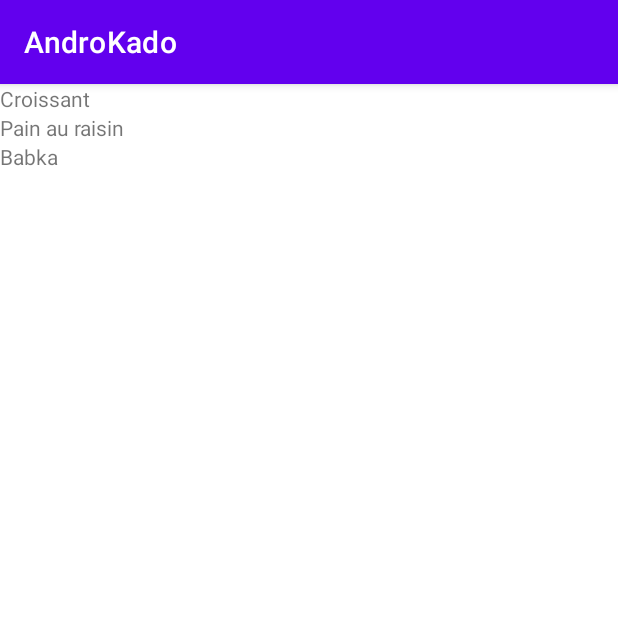
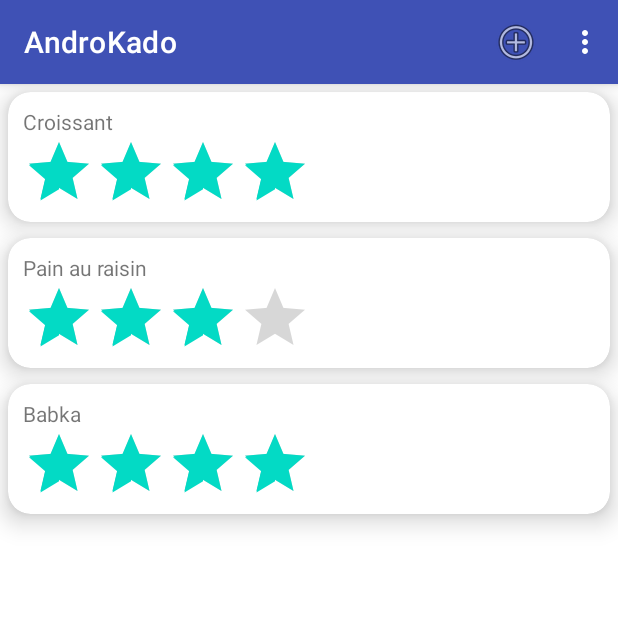
Before and after one commit to claireb772/AndroKado, an Android app: the screen it shows after launch (ListeArticlesActivity), on a phone screen of 412 x 824 dp, the top half of it. Run offline under Robolectric (Android 15) with nearby library versions, the phone set to English and light mode, and no system bars.

Commit message:
Module4_Ajout action bar
Module4_Ajout action bar

```diff
--- a/app/src/main/AndroidManifest.xml
+++ b/app/src/main/AndroidManifest.xml
@@ -25,7 +25,7 @@
         </activity>
         <activity
             android:name=".MainActivity"
-            android:exported="true">
+            android:exported="false">
 
         </activity>
     </application>
--- a/app/src/main/java/com/example/androkado/InfoUrlActivity.java
+++ b/app/src/main/java/com/example/androkado/InfoUrlActivity.java
@@ -17,6 +17,6 @@ public class InfoUrlActivity extends AppCompatActivity {
         Intent intent = getIntent();
         Article article = intent.getParcelableExtra("article");
         TextView tv_urlArticle = findViewById(R.id.tv_infoUrl_urlArticle);
-//        tv_urlArticle.setText(article.getUrl());
+        tv_urlArticle.setText(article.getUrl());
     }
 }
--- a/app/src/main/java/com/example/androkado/ListeArticlesActivity.java
+++ b/app/src/main/java/com/example/androkado/ListeArticlesActivity.java
@@ -6,12 +6,20 @@ import androidx.recyclerview.widget.RecyclerView;
 
 import android.os.Bundle;
 import android.util.Log;
+import android.view.Menu;
 
+import com.example.androkado.adapter.ArticleAdapter;
 import com.example.androkado.bo.Article;
 
 import java.util.ArrayList;
 
 public class ListeArticlesActivity extends AppCompatActivity {
+
+    @Override
+    public boolean onCreateOptionsMenu(Menu menu) {
+        getMenuInflater().inflate(R.menu.menu_main, menu);
+        return super.onCreateOptionsMenu(menu);
+    }
 
     @Override
     protected void onCreate(Bundle savedInstanceState) {
@@ -30,7 +38,7 @@ public class ListeArticlesActivity extends AppCompatActivity {
         articles.add(new Article("Babka",1.1f,"une brioche au chocolat",4,"AndroKado/croissant.com", false ));
 
 
-        MyAdapter adapter = new MyAdapter(articles, this );
+        ArticleAdapter adapter = new ArticleAdapter(articles, this );
         rv_articles.setAdapter(adapter);
 
     }
--- a/app/src/main/java/com/example/androkado/MyAdapter.java
+++ /dev/null
@@ -1,60 +0,0 @@
-package com.example.androkado;
-
-import android.content.Context;
-import android.view.LayoutInflater;
-import android.view.View;
-import android.view.ViewGroup;
-import android.widget.TextView;
-import android.widget.Toast;
-
-import androidx.recyclerview.widget.RecyclerView;
-
-import com.example.androkado.bo.Article;
-
-import java.util.ArrayList;
-
-
-public class MyAdapter extends RecyclerView.Adapter<MyAdapter.ViewHolder> {
-
-    private ArrayList<Article> myDataSet;
-    private Context activity;
-
-    public MyAdapter(ArrayList<Article> myDataSet, Context activity) {
-        this.myDataSet = myDataSet;
-        this.activity = activity;
-    }
-
-    @Override
-    public MyAdapter.ViewHolder onCreateViewHolder(ViewGroup parent, int viewType) {
-        View view = LayoutInflater.from(parent.getContext()).inflate(R.layout.ligne_articles, parent, false);
-        ViewHolder vh = new ViewHolder(view);
-        return vh;
-    }
-
-    @Override
-    public void onBindViewHolder(MyAdapter.ViewHolder holder, int position) {
-        String data = myDataSet.get(position).getNom();
-        holder.tv_nomArticle.setText(data);
-    }
-
-    @Override
-    public int getItemCount() {
-        return myDataSet.size();
-    }
-
-    public class ViewHolder extends RecyclerView.ViewHolder implements View.OnClickListener{
-        public TextView tv_nomArticle;
-
-        public ViewHolder(View itemView){
-            super(itemView);
-            tv_nomArticle = itemView.findViewById(R.id.tv_nom_article);
-            itemView.setOnClickListener(this);
-        }
-
-        @Override
-        public void onClick(View view) {
-            int position = getAdapterPosition();
-            Toast.makeText(activity, myDataSet.get(position).getNom(), Toast.LENGTH_SHORT).show();
-        }
-    }
-}
--- /dev/null
+++ b/app/src/main/java/com/example/androkado/adapter/ArticleAdapter.java
@@ -0,0 +1,70 @@
+package com.example.androkado.adapter;
+
+import android.content.Context;
+import android.content.Intent;
+import android.view.LayoutInflater;
+import android.view.View;
+import android.view.ViewGroup;
+import android.widget.RatingBar;
+import android.widget.TextView;
+
+import androidx.recyclerview.widget.RecyclerView;
+
+import com.example.androkado.MainActivity;
+import com.example.androkado.R;
+import com.example.androkado.bo.Article;
+
+import java.util.ArrayList;
+
+
+public class ArticleAdapter extends RecyclerView.Adapter<ArticleAdapter.ViewHolder> {
+
+    private ArrayList<Article> myDataSet;
+    private Context activity;
+
+    public ArticleAdapter(ArrayList<Article> myDataSet, Context activity) {
+        this.myDataSet = myDataSet;
+        this.activity = activity;
+    }
+
+    @Override
+    public ArticleAdapter.ViewHolder onCreateViewHolder(ViewGroup parent, int viewType) {
+        View view = LayoutInflater.from(parent.getContext()).inflate(R.layout.cardview_lignes, parent, false);
+        ViewHolder vh = new ViewHolder(view);
+        return vh;
+    }
+
+    @Override
+    public void onBindViewHolder(ArticleAdapter.ViewHolder holder, int position) {
+        Article article = myDataSet.get(position);
+
+        holder.tv_nomarticle.setText(article.getNom());
+        holder.rb_note_article.setRating(article.getNote());
+    }
+
+    @Override
+    public int getItemCount() {
+        return myDataSet.size();
+    }
+
+    public class ViewHolder extends RecyclerView.ViewHolder implements View.OnClickListener{
+        public TextView tv_nomarticle;
+        public RatingBar rb_note_article;
+
+        public ViewHolder(View itemView){
+            super(itemView);
+            tv_nomarticle = itemView.findViewById(R.id.tv_nom_article);
+            rb_note_article = itemView.findViewById(R.id.cb_rating_bar);
+            itemView.setOnClickListener(this);
+        }
+
+        @Override
+        public void onClick(View v) {
+            int position = getAdapterPosition();
+            Article article = myDataSet.get(position);
+            Intent intent = new Intent(activity, MainActivity.class);
+            intent.putExtra("article", article);
+            activity.startActivity(intent);
+        }
+    }
+}
--- /dev/null
+++ b/app/src/main/res/layout/cardview_lignes.xml
@@ -0,0 +1,39 @@
+<?xml version="1.0" encoding="utf-8"?>
+<androidx.cardview.widget.CardView xmlns:android="http://schemas.android.com/apk/res/android"
+    xmlns:app="http://schemas.android.com/apk/res-auto"
+    android:id="@+id/cv_ligne_article"
+    android:layout_width="match_parent"
+    android:layout_height="wrap_content"
+    app:layout_constraintTop_toTopOf="parent"
+    app:cardCornerRadius="15dp"
+    app:cardElevation="10dp"
+    android:layout_margin="5dp"
+    >
+
+
+    <androidx.constraintlayout.widget.ConstraintLayout
+        android:layout_width="match_parent"
+        android:layout_height="wrap_content">
+
+        <TextView
+            android:id="@+id/tv_nom_article"
+            android:layout_width="wrap_content"
+            android:layout_height="wrap_content"
+            app:layout_constraintTop_toTopOf="parent"
+            app:layout_constraintLeft_toLeftOf="parent"
+            android:layout_marginLeft="10dp"
+            android:layout_marginTop="10dp"
+            android:text="xxxxxxxxxx"
+            />
+        <RatingBar
+            android:id="@+id/cb_rating_bar"
+            android:layout_width="wrap_content"
+            android:layout_height="wrap_content"
+            app:layout_constraintTop_toBottomOf="@id/tv_nom_article"
+            app:layout_constraintLeft_toLeftOf="@id/tv_nom_article"
+            android:numStars="4"
+           android:isIndicator="true"
+            />
+    </androidx.constraintlayout.widget.ConstraintLayout>
+
+</androidx.cardview.widget.CardView>
--- /dev/null
+++ b/app/src/main/res/menu/menu_main.xml
@@ -0,0 +1,17 @@
+<?xml version="1.0" encoding="utf-8"?>
+<menu xmlns:android="http://schemas.android.com/apk/res/android"
+    xmlns:app="http://schemas.android.com/apk/res-auto">
+
+    <item
+        android:id="@+id/action_add"
+        android:icon="@android:drawable/ic_menu_add"
+        android:title="add"
+        app:showAsAction="ifRoom"
+        />
+    <item
+        android:id="@+id/action_configuration"
+        android:title="configuration"
+        app:showAsAction="collapseActionView"
+        />
+
+</menu>
--- a/app/src/main/res/values/themes.xml
+++ b/app/src/main/res/values/themes.xml
@@ -2,8 +2,8 @@
     <!-- Base application theme. -->
     <style name="Theme.AndroKado" parent="Theme.MaterialComponents.DayNight.DarkActionBar">
         <!-- Primary brand color. -->
-        <item name="colorPrimary">@color/purple_500</item>
-        <item name="colorPrimaryVariant">@color/purple_700</item>
+        <item name="colorPrimary">#3F51B5</item>
+        <item name="colorPrimaryVariant">#2D43B8</item>
         <item name="colorOnPrimary">@color/white</item>
         <!-- Secondary brand color. -->
         <item name="colorSecondary">@color/teal_200</item>
```
Also changed, not shown: app/src/main/java/com/example/androkado/MainActivity.java (+20 -9 lines), app/src/main/res/layout/activity_main.xml (+2 -9 lines), app/src/main/res/layout/ligne_articles.xml (+8 -3 lines), app/src/main/res/menu/menu_detail.xml (added, +17 -0 lines).
